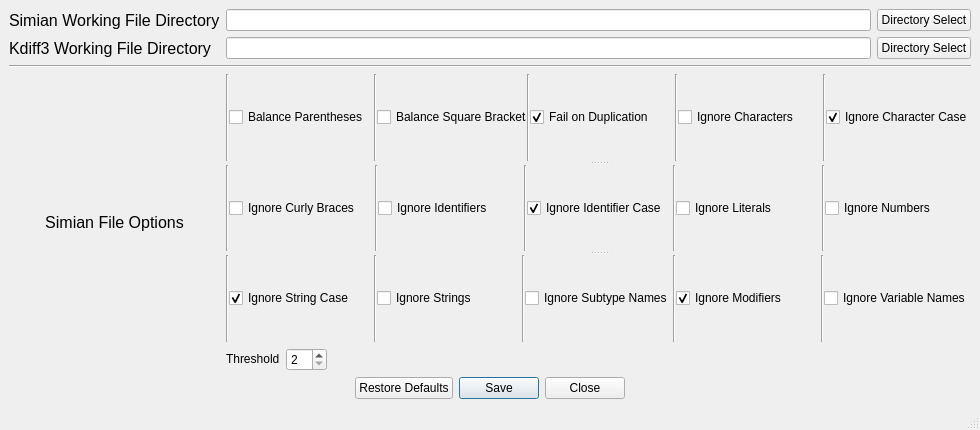
First picture: the form in ui/setup.ui, repository OpMaxis/SimianWrapper, before the edit.
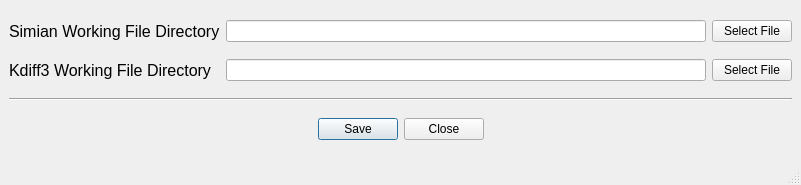
Second picture: the form after the edit.

```diff
--- a/ui/setup.ui
+++ b/ui/setup.ui
@@ -7,8 +7,8 @@
    <rect>
     <x>0</x>
     <y>0</y>
-    <width>980</width>
-    <height>430</height>
+    <width>801</width>
+    <height>185</height>
    </rect>
   </property>
   <property name="sizePolicy">
@@ -22,59 +22,47 @@
   </property>
   <widget class="QWidget" name="SimianSetupWidget">
    <layout class="QGridLayout" name="gridLayout">
-    <item row="2" column="0" colspan="5">
-     <widget class="Line" name="DirToSimianLine">
-      <property name="orientation">
-       <enum>Qt::Horizontal</enum>
-      </property>
-     </widget>
-    </item>
-    <item row="4" column="2">
-     <widget class="QLabel" name="SimianThresholdLabel">
-      <property name="sizePolicy">
-       <sizepolicy hsizetype="Fixed" vsizetype="Fixed">
-        <horstretch>0</horstretch>
-        <verstretch>0</verstretch>
-       </sizepolicy>
-      </property>
-      <property name="toolTip">
-       <string>&lt;html&gt;&lt;head/&gt;&lt;body&gt;&lt;p&gt;Matches will contain at least the specified number of lines. Must be at least 2.&lt;/p&gt;&lt;/body&gt;&lt;/html&gt;</string>
-      </property>
-      <property name="text">
-       <string>Threshold</string>
-      </property>
-      <property name="buddy">
-       <cstring>SimianThresholdNumber</cstring>
-      </property>
-     </widget>
-    </item>
-    <item row="4" column="3">
-     <widget class="QSpinBox" name="SimianThresholdNumber">
-      <property name="sizePolicy">
-       <sizepolicy hsizetype="Fixed" vsizetype="Fixed">
-        <horstretch>0</horstretch>
-        <verstretch>0</verstretch>
-       </sizepolicy>
-      </property>
-      <property name="minimum">
-       <number>2</number>
-      </property>
-     </widget>
-    </item>
-    <item row="5" column="0" colspan="5">
+    <item row="3" column="0" colspan="4">
      <widget class="QDialogButtonBox" name="OptionsBox">
       <property name="orientation">
        <enum>Qt::Horizontal</enum>
       </property>
       <property name="standardButtons">
-       <set>QDialogButtonBox::Close|QDialogButtonBox::RestoreDefaults|QDialogButtonBox::Save</set>
+       <set>QDialogButtonBox::Close|QDialogButtonBox::Save</set>
       </property>
       <property name="centerButtons">
        <bool>true</bool>
       </property>
      </widget>
     </item>
-    <item row="1" column="0" colspan="2">
+    <item row="2" column="0" colspan="4">
+     <widget class="Line" name="DirToSimianLine">
+      <property name="orientation">
+       <enum>Qt::Horizontal</enum>
+      </property>
+     </widget>
+    </item>
+    <item row="0" column="0">
+     <widget class="QLabel" name="simianFileDirLabel">
+      <property name="font">
+       <font>
+        <pointsize>12</pointsize>
+        <weight>50</weight>
+        <bold>false</bold>
+        <underline>false</underline>
+        <strikeout>false</strikeout>
+        <kerning>true</kerning>
+       </font>
+      </property>
+      <property name="text">
+       <string>Simian Working File Directory</string>
+      </property>
+      <property name="buddy">
+       <cstring>simianFileDirLine</cstring>
+      </property>
+     </widget>
+    </item>
+    <item row="1" column="0">
      <widget class="QLabel" name="Kdiff3FileDirLabel">
       <property name="font">
        <font>
@@ -94,36 +82,37 @@
       </property>
      </widget>
     </item>
-    <item row="3" column="0" rowspan="2" colspan="2">
-     <widget class="QLabel" name="SimianFileOptions">
-      <property name="enabled">
-       <bool>true</bool>
-      </property>
-      <property name="sizePolicy">
-       <sizepolicy hsizetype="Preferred" vsizetype="Preferred">
-        <horstretch>0</horstretch>
-        <verstretch>0</verstretch>
-       </sizepolicy>
-      </property>
-      <property name="font">
-       <font>
-        <pointsize>12</pointsize>
-        <weight>50</weight>
-        <bold>false</bold>
-       </font>
-      </property>
-      <property name="toolTip">
-       <string>&lt;html&gt;&lt;head/&gt;&lt;body&gt;&lt;p&gt;Select a file within the directory to compare results from (optional).&lt;/p&gt;&lt;/body&gt;&lt;/html&gt;</string>
-      </property>
-      <property name="text">
-       <string>Simian File Options</string>
-      </property>
-      <property name="alignment">
-       <set>Qt::AlignCenter</set>
-      </property>
-     </widget>
+    <item row="0" column="1" colspan="3">
+     <layout class="QHBoxLayout" name="simianFileDirLayout">
+      <item>
+       <widget class="QLineEdit" name="simianFileDirLine">
+        <property name="sizePolicy">
+         <sizepolicy hsizetype="Preferred" vsizetype="Fixed">
+          <horstretch>0</horstretch>
+          <verstretch>0</verstretch>
+         </sizepolicy>
+        </property>
+       </widget>
+      </item>
+      <item>
+       <widget class="QPushButton" name="simianFileDirButton">
+        <property name="sizePolicy">
+         <sizepolicy hsizetype="Fixed" vsizetype="Fixed">
+          <horstretch>0</horstretch>
+          <verstretch>0</verstretch>
+         </sizepolicy>
+        </property>
+        <property name="toolTip">
+         <string>&lt;html&gt;&lt;head/&gt;&lt;body&gt;&lt;p&gt;Select the executable used for your Simian installation.&lt;/p&gt;&lt;/body&gt;&lt;/html&gt;</string>
+        </property>
+        <property name="text">
+         <string>Select File</string>
+        </property>
+       </widget>
+      </item>
+     </layout>
     </item>
-    <item row="1" column="2" colspan="3">
+    <item row="1" column="1" colspan="3">
      <layout class="QHBoxLayout" name="Kdiff3SetupLayout">
       <item>
        <widget class="QLineEdit" name="Kdiff3FileDirLine">
@@ -153,492 +142,12 @@
          <string>&lt;html&gt;&lt;head/&gt;&lt;body&gt;&lt;p&gt;Select the directory you have Kdiff3 installed in.&lt;/p&gt;&lt;/body&gt;&lt;/html&gt;</string>
         </property>
         <property name="text">
-         <string>Directory Select</string>
+         <string>Select File</string>
         </property>
        </widget>
       </item>
      </layout>
     </item>
-    <item row="0" column="2" colspan="3">
-     <layout class="QHBoxLayout" name="simianFileDirLayout">
-      <item>
-       <widget class="QLineEdit" name="simianFileDirLine">
-        <property name="sizePolicy">
-         <sizepolicy hsizetype="Preferred" vsizetype="Fixed">
-          <horstretch>0</horstretch>
-          <verstretch>0</verstretch>
-         </sizepolicy>
-        </property>
-       </widget>
-      </item>
-      <item>
-       <widget class="QPushButton" name="simianFileDirButton">
-        <property name="sizePolicy">
-         <sizepolicy hsizetype="Fixed" vsizetype="Fixed">
-          <horstretch>0</horstretch>
-          <verstretch>0</verstretch>
-         </sizepolicy>
-        </property>
-        <property name="toolTip">
-         <string>&lt;html&gt;&lt;head/&gt;&lt;body&gt;&lt;p&gt;Select the directory that you have Simian installed in.&lt;/p&gt;&lt;/body&gt;&lt;/html&gt;</string>
-        </property>
-        <property name="text">
-         <string>Directory Select</string>
-        </property>
-       </widget>
-      </item>
-     </layout>
-    </item>
-    <item row="0" column="0" colspan="2">
-     <widget class="QLabel" name="simianFileDirLabel">
-      <property name="font">
-       <font>
-        <pointsize>12</pointsize>
-        <weight>50</weight>
-        <bold>false</bold>
-        <underline>false</underline>
-        <strikeout>false</strikeout>
-        <kerning>true</kerning>
-       </font>
-      </property>
-      <property name="text">
-       <string>Simian Working File Directory</string>
-      </property>
-      <property name="buddy">
-       <cstring>simianFileDirLine</cstring>
-      </property>
-     </widget>
-    </item>
-    <item row="3" column="2" colspan="3">
-     <widget class="QSplitter" name="SimianFileOptLayout">
-      <property name="orientation">
-       <enum>Qt::Vertical</enum>
-      </property>
-      <widget class="QWidget" name="layoutWidget_2">
-       <layout class="QHBoxLayout" name="SimianFileOptTop">
-        <property name="spacing">
-         <number>0</number>
-        </property>
-        <item>
-         <widget class="Line" name="line_3">
-          <property name="orientation">
-           <enum>Qt::Vertical</enum>
-          </property>
-         </widget>
-        </item>
-        <item>
-         <widget class="QCheckBox" name="BalanceParentheses">
-          <property name="minimumSize">
-           <size>
-            <width>145</width>
-            <height>0</height>
-           </size>
-          </property>
-          <property name="toolTip">
-           <string>&lt;html&gt;&lt;head/&gt;&lt;body&gt;&lt;p&gt;Ensures that expressions inside parenthesis that are split across multiple physical lines are considered as one.&lt;/p&gt;&lt;/body&gt;&lt;/html&gt;</string>
-          </property>
-          <property name="text">
-           <string>Balance Parentheses</string>
-          </property>
-          <property name="checked">
-           <bool>false</bool>
-          </property>
-         </widget>
-        </item>
-        <item>
-         <widget class="Line" name="line_14">
-          <property name="orientation">
-           <enum>Qt::Vertical</enum>
-          </property>
-         </widget>
-        </item>
-        <item>
-         <widget class="QCheckBox" name="BalanceSquareBrackets">
-          <property name="minimumSize">
-           <size>
-            <width>145</width>
-            <height>0</height>
-           </size>
-          </property>
-          <property name="toolTip">
-           <string>&lt;html&gt;&lt;head/&gt;&lt;body&gt;&lt;p&gt;Ensures that expressions inside square brackets that are split across multiple physical lines are considered as one. Defaults to false.&lt;/p&gt;&lt;/body&gt;&lt;/html&gt;</string>
-          </property>
-          <property name="text">
-           <string>Balance Square Brackets</string>
-          </property>
-          <property name="checked">
-           <bool>false</bool>
-          </property>
-         </widget>
-        </item>
-        <item>
-         <widget class="Line" name="line_2">
-          <property name="orientation">
-           <enum>Qt::Vertical</enum>
-          </property>
-         </widget>
-        </item>
-        <item>
-         <widget class="QCheckBox" name="FailOnDupl">
-          <property name="sizePolicy">
-           <sizepolicy hsizetype="Minimum" vsizetype="Fixed">
-            <horstretch>0</horstretch>
-            <verstretch>0</verstretch>
-           </sizepolicy>
-          </property>
-          <property name="minimumSize">
-           <size>
-            <width>145</width>
-            <height>0</height>
-           </size>
-          </property>
-          <property name="toolTip">
-           <string>&lt;html&gt;&lt;head/&gt;&lt;body&gt;&lt;p&gt;Causes the checker to fail the current process if duplication is detected.&lt;/p&gt;&lt;/body&gt;&lt;/html&gt;</string>
-          </property>
-          <property name="text">
-           <string>Fail on Duplication</string>
-          </property>
-          <property name="checked">
-           <bool>true</bool>
-          </property>
-         </widget>
-        </item>
-        <item>
-         <widget class="Line" name="line_9">
-          <property name="orientation">
-           <enum>Qt::Vertical</enum>
-          </property>
-         </widget>
-        </item>
-        <item>
-         <widget class="QCheckBox" name="IgnoreCharacters">
-          <property name="sizePolicy">
-           <sizepolicy hsizetype="Minimum" vsizetype="Fixed">
-            <horstretch>0</horstretch>
-            <verstretch>0</verstretch>
-           </sizepolicy>
-          </property>
-          <property name="minimumSize">
-           <size>
-            <width>145</width>
-            <height>0</height>
-           </size>
-          </property>
-          <property name="toolTip">
-           <string>&lt;html&gt;&lt;head/&gt;&lt;body&gt;&lt;p&gt;'A' and 'Z'would both match.&lt;/p&gt;&lt;/body&gt;&lt;/html&gt;</string>
-          </property>
-          <property name="text">
-           <string>Ignore Characters</string>
-          </property>
-          <property name="checked">
-           <bool>false</bool>
-          </property>
-         </widget>
-        </item>
-        <item>
-         <widget class="Line" name="line_5">
-          <property name="orientation">
-           <enum>Qt::Vertical</enum>
-          </property>
-         </widget>
-        </item>
-        <item>
-         <widget class="QCheckBox" name="IgnoreCharacterCase">
-          <property name="minimumSize">
-           <size>
-            <width>145</width>
-            <height>0</height>
-           </size>
-          </property>
-          <property name="toolTip">
-           <string>&lt;html&gt;&lt;head/&gt;&lt;body&gt;&lt;p&gt;'A' and 'a'would both match.&lt;/p&gt;&lt;/body&gt;&lt;/html&gt;</string>
-          </property>
-          <property name="text">
-           <string>Ignore Character Case</string>
-          </property>
-          <property name="checked">
-           <bool>true</bool>
-          </property>
-         </widget>
-        </item>
-       </layout>
-      </widget>
-      <widget class="QWidget" name="layoutWidget_3">
-       <layout class="QHBoxLayout" name="SimianFileOptMid">
-        <property name="spacing">
-         <number>0</number>
-        </property>
-        <item>
-         <widget class="Line" name="line_17">
-          <property name="orientation">
-           <enum>Qt::Vertical</enum>
-          </property>
-         </widget>
-        </item>
-        <item>
-         <widget class="QCheckBox" name="IgnoreCurlyBraces">
-          <property name="minimumSize">
-           <size>
-            <width>145</width>
-            <height>0</height>
-           </size>
-          </property>
-          <property name="toolTip">
-           <string>&lt;html&gt;&lt;head/&gt;&lt;body&gt;&lt;p&gt;Curly braces are ignored.&lt;/p&gt;&lt;p&gt;&lt;br/&gt;&lt;/p&gt;&lt;/body&gt;&lt;/html&gt;</string>
-          </property>
-          <property name="text">
-           <string>Ignore Curly Braces</string>
-          </property>
-          <property name="checked">
-           <bool>false</bool>
-          </property>
-         </widget>
-        </item>
-        <item>
-         <widget class="Line" name="line_7">
-          <property name="orientation">
-           <enum>Qt::Vertical</enum>
-          </property>
-         </widget>
-        </item>
-        <item>
-         <widget class="QCheckBox" name="IgnoreIdent">
-          <property name="minimumSize">
-           <size>
-            <width>145</width>
-            <height>0</height>
-           </size>
-          </property>
-          <property name="toolTip">
-           <string>&lt;html&gt;&lt;head/&gt;&lt;body&gt;&lt;p&gt;Completely ignores all identfiers.&lt;/p&gt;&lt;p&gt;&lt;br/&gt;&lt;/p&gt;&lt;/body&gt;&lt;/html&gt;</string>
-          </property>
-          <property name="text">
-           <string>Ignore Identifiers</string>
-          </property>
-          <property name="checked">
-           <bool>false</bool>
-          </property>
-         </widget>
-        </item>
-        <item>
-         <widget class="Line" name="line_6">
-          <property name="orientation">
-           <enum>Qt::Vertical</enum>
-          </property>
-         </widget>
-        </item>
-        <item>
-         <widget class="QCheckBox" name="IgnoreIdentCase">
-          <property name="minimumSize">
-           <size>
-            <width>145</width>
-            <height>0</height>
-           </size>
-          </property>
-          <property name="toolTip">
-           <string>&lt;html&gt;&lt;head/&gt;&lt;body&gt;&lt;p&gt;Matches identifiers irrespective of case. Eg. MyVariableName and myvariablename would both match.&lt;/p&gt;&lt;/body&gt;&lt;/html&gt;</string>
-          </property>
-          <property name="text">
-           <string>Ignore Identifier Case</string>
-          </property>
-          <property name="checked">
-           <bool>true</bool>
-          </property>
-         </widget>
-        </item>
-        <item>
-         <widget class="Line" name="line_12">
-          <property name="orientation">
-           <enum>Qt::Vertical</enum>
-          </property>
-         </widget>
-        </item>
-        <item>
-         <widget class="QCheckBox" name="IgnoreLiterals">
-          <property name="minimumSize">
-           <size>
-            <width>145</width>
-            <height>0</height>
-           </size>
-          </property>
-          <property name="toolTip">
-           <string>&lt;html&gt;&lt;head/&gt;&lt;body&gt;&lt;p&gt;'A', &amp;quot;one&amp;quot; and 27.8 would all match.&lt;/p&gt;&lt;/body&gt;&lt;/html&gt;</string>
-          </property>
-          <property name="text">
-           <string>Ignore Literals</string>
-          </property>
-          <property name="checked">
-           <bool>false</bool>
-          </property>
-         </widget>
-        </item>
-        <item>
-         <widget class="Line" name="line_10">
-          <property name="orientation">
-           <enum>Qt::Vertical</enum>
-          </property>
-         </widget>
-        </item>
-        <item>
-         <widget class="QCheckBox" name="IgnoreNumbers">
-          <property name="minimumSize">
-           <size>
-            <width>145</width>
-            <height>0</height>
-           </size>
-          </property>
-          <property name="toolTip">
-           <string>&lt;html&gt;&lt;head/&gt;&lt;body&gt;&lt;p&gt;int x = 1; and int x = 576; would both match.&lt;/p&gt;&lt;/body&gt;&lt;/html&gt;</string>
-          </property>
-          <property name="text">
-           <string>Ignore Numbers</string>
-          </property>
-          <property name="checked">
-           <bool>false</bool>
-          </property>
-         </widget>
-        </item>
-       </layout>
-      </widget>
-      <widget class="QWidget" name="layoutWidget_4">
-       <layout class="QHBoxLayout" name="SimianFileOptBot">
-        <property name="spacing">
-         <number>0</number>
-        </property>
-        <item>
-         <widget class="Line" name="line_18">
-          <property name="orientation">
-           <enum>Qt::Vertical</enum>
-          </property>
-         </widget>
-        </item>
-        <item>
-         <widget class="QCheckBox" name="IgnoreStringCase">
-          <property name="minimumSize">
-           <size>
-            <width>145</width>
-            <height>0</height>
-           </size>
-          </property>
-          <property name="toolTip">
-           <string>&lt;html&gt;&lt;head/&gt;&lt;body&gt;&lt;p&gt;&amp;quot;Hello, World&amp;quot; and &amp;quot;HELLO, WORLD&amp;quot; would both match.&lt;/p&gt;&lt;/body&gt;&lt;/html&gt;</string>
-          </property>
-          <property name="text">
-           <string>Ignore String Case</string>
-          </property>
-          <property name="checked">
-           <bool>true</bool>
-          </property>
-         </widget>
-        </item>
-        <item>
-         <widget class="Line" name="line_11">
-          <property name="orientation">
-           <enum>Qt::Vertical</enum>
-          </property>
-         </widget>
-        </item>
-        <item>
-         <widget class="QCheckBox" name="IgnoreStrings">
-          <property name="minimumSize">
-           <size>
-            <width>145</width>
-            <height>0</height>
-           </size>
-          </property>
-          <property name="toolTip">
-           <string>&lt;html&gt;&lt;head/&gt;&lt;body&gt;&lt;p&gt;MyVariable and myvariablewould both match.&lt;/p&gt;&lt;/body&gt;&lt;/html&gt;</string>
-          </property>
-          <property name="text">
-           <string>Ignore Strings</string>
-          </property>
-          <property name="checked">
-           <bool>false</bool>
-          </property>
-         </widget>
-        </item>
-        <item>
-         <widget class="Line" name="line_15">
-          <property name="orientation">
-           <enum>Qt::Vertical</enum>
-          </property>
-         </widget>
-        </item>
-        <item>
-         <widget class="QCheckBox" name="IgnoreSubtypeNames">
-          <property name="minimumSize">
-           <size>
-            <width>145</width>
-            <height>0</height>
-           </size>
-          </property>
-          <property name="toolTip">
-           <string>&lt;html&gt;&lt;head/&gt;&lt;body&gt;&lt;p&gt;BufferedReader, StringReader and Reader would all match.&lt;/p&gt;&lt;/body&gt;&lt;/html&gt;</string>
-          </property>
-          <property name="text">
-           <string>Ignore Subtype Names</string>
-          </property>
-          <property name="checked">
-           <bool>false</bool>
-          </property>
-         </widget>
-        </item>
-        <item>
-         <widget class="Line" name="line_8">
-          <property name="orientation">
-           <enum>Qt::Vertical</enum>
-          </property>
-         </widget>
-        </item>
-        <item>
-         <widget class="QCheckBox" name="IgnoreModifiers">
-          <property name="minimumSize">
-           <size>
-            <width>145</width>
-            <height>0</height>
-           </size>
-          </property>
-          <property name="toolTip">
-           <string>&lt;html&gt;&lt;head/&gt;&lt;body&gt;&lt;p&gt;public, protected, static, etc.&lt;/p&gt;&lt;/body&gt;&lt;/html&gt;</string>
-          </property>
-          <property name="text">
-           <string>Ignore Modifiers</string>
-          </property>
-          <property name="checked">
-           <bool>true</bool>
-          </property>
-         </widget>
-        </item>
-        <item>
-         <widget class="Line" name="line_13">
-          <property name="orientation">
-           <enum>Qt::Vertical</enum>
-          </property>
-         </widget>
-        </item>
-        <item>
-         <widget class="QCheckBox" name="IgnoreVariableNames">
-          <property name="minimumSize">
-           <size>
-            <width>145</width>
-            <height>0</height>
-           </size>
-          </property>
-          <property name="toolTip">
-           <string>&lt;html&gt;&lt;head/&gt;&lt;body&gt;&lt;p&gt;Completely ignores variable names (field, parameter and local). Eg. int foo = 1; and int bar = 1 would both match.&lt;/p&gt;&lt;/body&gt;&lt;/html&gt;</string>
-          </property>
-          <property name="text">
-           <string>Ignore Variable Names</string>
-          </property>
-          <property name="checked">
-           <bool>false</bool>
-          </property>
-         </widget>
-        </item>
-       </layout>
-      </widget>
-     </widget>
-    </item>
    </layout>
   </widget>
   <widget class="QStatusBar" name="statusbar"/>
```
Left out of the diff: 62 changed lines with no effect on the pictures.
